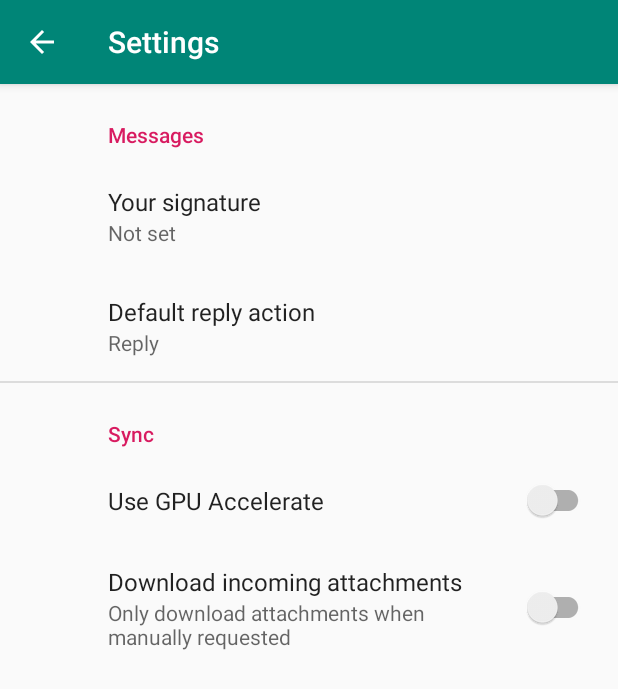
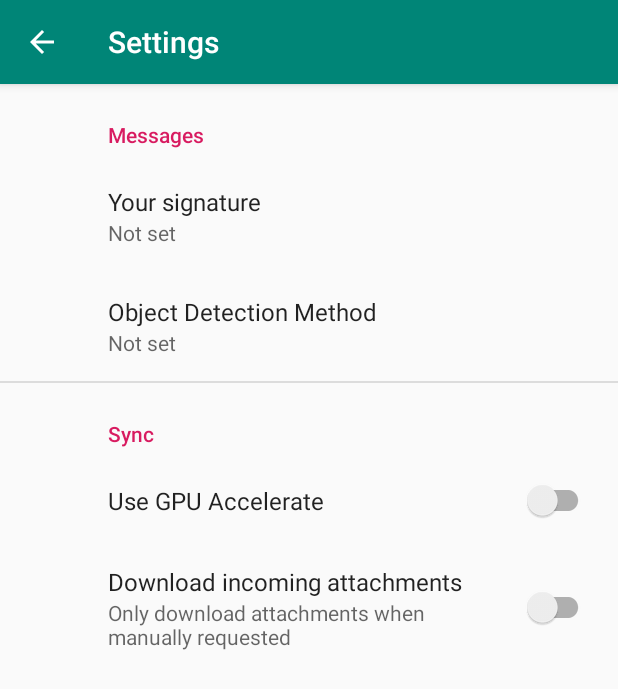
Before and after one commit to IronSublimate/NCNN_ObjectDetection, an Android app: the screen it shows after launch (SettingsActivity), after a tap on "BUTTON", on a phone screen of 412 x 824 dp. Shown: the top 689 px of the screen. Run offline under Robolectric (Android 15) with nearby library versions, the phone set to English and light mode, and no system bars; our stand-ins replace androidx.preference; libraries missing offline, so code that uses them is left out: androidx.camera.core, androidx.camera.extensions, androidx.camera.lifecycle, androidx.camera.view; 6 statements that could not run were skipped.

Commit message:
设置界面完成，在切换检测方法的时候会崩

```diff
--- a/app/build.gradle
+++ b/app/build.gradle
@@ -48,4 +48,6 @@ dependencies {
     implementation 'androidx.camera:camera-view:1.0.0-alpha12'
     implementation 'androidx.camera:camera-extensions:1.0.0-alpha12'
     implementation 'androidx.cardview:cardview:1.0.0'
+    implementation 'org.jetbrains:annotations:15.0'
+    implementation 'org.jetbrains:annotations:15.0'
 }
--- a/app/src/main/AndroidManifest.xml
+++ b/app/src/main/AndroidManifest.xml
@@ -15,7 +15,8 @@
             android:theme="@style/AppTheme">
         <activity
                 android:name=".SettingsActivity"
-                android:label="@string/title_activity_settings">
+                android:label="Settings"
+        >
         </activity>
         <activity android:name=".MainActivity">
             <intent-filter>
--- a/app/src/main/java/com/ironsublimate/ncnn_objectdetection/MainActivity.java
+++ b/app/src/main/java/com/ironsublimate/ncnn_objectdetection/MainActivity.java
@@ -1,6 +1,7 @@
 package com.ironsublimate.ncnn_objectdetection;
 
 import android.content.Intent;
+import android.content.SharedPreferences;
 import android.graphics.*;
 import android.os.*;
 import android.view.Window;
@@ -22,26 +23,39 @@ import android.util.Log;
 import android.view.View;
 import android.widget.Toast;
 
+import androidx.preference.PreferenceManager;
+import androidx.preference.SwitchPreference;
 import com.google.common.util.concurrent.ListenableFuture;
 
 import java.io.File;
+import java.util.ArrayList;
+import java.util.HashMap;
+import java.util.Map;
 import java.util.concurrent.ExecutionException;
 import java.util.concurrent.Executor;
 import java.util.concurrent.Executors;
 
 public class MainActivity extends AppCompatActivity {
 
+    public static final String detectMethodsIntentName = "DETECT_METHOD_INTENT";
     private static final String TAG = "MainActivity";
-    private  static final int settings_result_code=2;
-    private Executor executor = Executors.newSingleThreadExecutor();
-    private int REQUEST_CODE_PERMISSIONS = 1001;
+    private static final int settings_result_code = 2;
+    private final Executor executor = Executors.newSingleThreadExecutor();
+    private final int REQUEST_CODE_PERMISSIONS = 1001;
     //    private final String[] REQUIRED_PERMISSIONS = new String[]{"android.permission.CAMERA", "android.permission.WRITE_EXTERNAL_STORAGE"};
     private final String[] REQUIRED_PERMISSIONS = new String[]{"android.permission.CAMERA"};
 
     private ProcessCameraProvider cameraProvider = null;
     //    private NCNNDetector ncnnDetector = new MobilenetSSDNcnn();
     private NCNNDetector ncnnDetector = null;
-
+    //    private ArrayList<NCNNDetector> ncnnDetectors=new ArrayList<>();
+    private final HashMap<String, String> detectMethods = new HashMap<String, String>() {{
+        // method name : class name
+        //method name shows in GUI
+        //class name is used to reflect
+        put("MobileNet SSD", MobilenetSSDNcnn.class.getName());
+        put("YOLOv5", YoloV5Ncnn.class.getName());
+    }};
     //settings
     private boolean useGPU = false;
 
@@ -51,7 +65,7 @@ public class MainActivity extends AppCompatActivity {
 //    TextView textView1;
     Overlay overlay;
     Button button_setting;
-    volatile boolean isProcessing = false; //太sb了
+    volatile boolean isProcessing = false; //Too stupid
 
     @Override
     protected void onCreate(Bundle savedInstanceState) {
@@ -74,17 +88,12 @@ public class MainActivity extends AppCompatActivity {
 //        findViewById(R.id.previewView).bringToFront();
         button_setting.setOnClickListener((View view) -> {
             Intent intent = new Intent(this, SettingsActivity.class);
-            startActivityForResult(intent, settings_result_code);
+            intent.putExtra(detectMethodsIntentName, this.detectMethods);
+            startActivity(intent);
         });
+        PreferenceManager.setDefaultValues(this, R.xml.root_preferences, false);
         Log.d(TAG, "On Create");
 
-        if (ncnnDetector == null) {
-            ncnnDetector = new YoloV5Ncnn();
-            boolean ret_init = ncnnDetector.Init(getAssets());
-            if (!ret_init) {
-                Log.e("MainActivity", "mobilenetssdncnn Init failed");
-            }
-        }
 
         if (allPermissionsGranted()) {
             startCamera(); //start camera if permission has been granted by user
@@ -96,24 +105,53 @@ public class MainActivity extends AppCompatActivity {
 
     }
 
+    @Override
+    protected void onResume() {
+        super.onResume();
+        // Load  Preference
+
+        SharedPreferences sharedPreferences = PreferenceManager.getDefaultSharedPreferences(this);
+        this.useGPU = sharedPreferences.getBoolean(this.getResources().getString(R.string.useGPU), false);
+        String methodClassName = sharedPreferences.getString(this.getResources().getString(R.string.method_index), "");
+//        Toast.makeText(this,useGPU.toString(),Toast.LENGTH_SHORT).show();
+//        Toast.makeText(this,index,Toast.LENGTH_SHORT).show();
+
+//        if (ncnnDetector == null) {
+        //Choose a new detector in settings or first init detector
+        if (ncnnDetector == null || !ncnnDetector.getClass().getName().equals(methodClassName)) {
+            try {
+                waitCameraProcessFinished();
+                ncnnDetector = (NCNNDetector) (Class.forName(methodClassName).newInstance());
+            } catch (IllegalAccessException | InstantiationException | ClassNotFoundException e) {
+                e.printStackTrace();
+                return;
+            }
+        }
+//        ncnnDetector=new YoloV5Ncnn();
+        boolean ret_init = ncnnDetector.Init(getAssets());
+        if (!ret_init) {
+            Log.e(TAG, "mobilenetssdncnn Init failed");
+        }
+//        }
+    }
     //
-    @Override
-    protected void onActivityResult(int requestCode, int resultCode, Intent data) {
-        super.onActivityResult(requestCode, requestCode, data);
-        switch (requestCode) {
-            case settings_result_code:
-                if (resultCode == RESULT_OK) {
-                    this.useGPU = data.getBooleanExtra(this.getResources().getString(R.string.useGPU), false);
-                    Toast.makeText(MainActivity.this, "" + this.useGPU, Toast.LENGTH_SHORT).show();
-                    int method_index = data.getIntExtra(this.getResources().getString(R.string.method_index), -1);
-                    if (method_index >= 0) {
-                        Toast.makeText(MainActivity.this, "" + method_index, Toast.LENGTH_SHORT).show();
-                    }
-                }
-                break;
-            default:
-        }
-    }
+//    @Override
+//    protected void onActivityResult(int requestCode, int resultCode, Intent data) {
+//        super.onActivityResult(requestCode, requestCode, data);
+//        switch (requestCode) {
+//            case settings_result_code:
+//                if (resultCode == RESULT_OK) {
+//                    this.useGPU = data.getBooleanExtra(this.getResources().getString(R.string.useGPU), false);
+//                    Toast.makeText(MainActivity.this, "" + this.useGPU, Toast.LENGTH_SHORT).show();
+//                    int method_index = data.getIntExtra(this.getResources().getString(R.string.method_index), -1);
+//                    if (method_index >= 0) {
+//                        Toast.makeText(MainActivity.this, "" + method_index, Toast.LENGTH_SHORT).show();
+//                    }
+//                }
+//                break;
+//            default:
+//        }
+//    }
 
     @Override
     protected void onDestroy() {
@@ -121,8 +159,8 @@ public class MainActivity extends AppCompatActivity {
 //            imageAnalysis.clearAnalyzer();
 //
 //        }
-        while (isProcessing) {
-        } //image analyse时间过长，导致转屏的时候libc空指针异常崩溃
+        waitCameraProcessFinished();
+        //image analyse时间过长，导致转屏的时候libc空指针异常崩溃
 //        if (cameraProvider != null) {
 //            cameraProvider.unbindAll();
 //        }
@@ -258,6 +296,12 @@ public class MainActivity extends AppCompatActivity {
 //        });
     }
 
+    //will catch libc error if not wait for detection finished
+    private void waitCameraProcessFinished() {
+        while (isProcessing) {
+        }
+    }
+
     private Bitmap rotateBitmap(Bitmap origin, float alpha) {
         if (origin == null) {
             return null;
--- a/app/src/main/java/com/ironsublimate/ncnn_objectdetection/SettingsActivity.java
+++ b/app/src/main/java/com/ironsublimate/ncnn_objectdetection/SettingsActivity.java
@@ -10,16 +10,20 @@ import androidx.appcompat.app.ActionBar;
 import androidx.appcompat.app.AppCompatActivity;
 import androidx.preference.*;
 
+import java.util.HashMap;
 import java.util.List;
 
 public class SettingsActivity extends AppCompatActivity {
-    private static String TAG = "SettingsActivity";
+    private static final String TAG = "SettingsActivity";
+    public static final String KEY_SWITCH_USE_GPU = "switch_useGPU";
     private static ListPreference listPreference = null;
     private static SwitchPreferenceCompat useGPU = null;
 
+    private static HashMap<String,String> methodMap=null;
     @Override
     protected void onCreate(Bundle savedInstanceState) {
         super.onCreate(savedInstanceState);
+        methodMap=(HashMap<String, String>)(this.getIntent().getSerializableExtra(MainActivity.detectMethodsIntentName));
         setContentView(R.layout.settings_activity);
         getSupportFragmentManager()
                 .beginTransaction()
@@ -40,12 +44,18 @@ public class SettingsActivity extends AppCompatActivity {
         public void onCreatePreferences(Bundle savedInstanceState, String rootKey) {
             setPreferencesFromResource(R.xml.root_preferences, rootKey);
             PreferenceManager manager = getPreferenceManager();
-            listPreference = manager.findPreference("reply");
-            useGPU = manager.findPreference(this.getString(R.string.useGPU));
-            if (listPreference == null || useGPU == null) {
-                Log.e(TAG, "Cannot find Preference");
-                return;
-            }
+            ListPreference listPreference = manager.findPreference(this.getResources().getString(R.string.method_index));
+
+//            listPreference.setEntries(new String[]{"name hyx123567","name hyx456123"});
+//            listPreference.setEntryValues(new String[]{"MobileNet SSD","YOLOv5"});
+//            listPreference.setDefaultValue("YOLOv5");
+            listPreference.setEntries(methodMap.keySet().toArray(new String[0]));
+            listPreference.setEntryValues(methodMap.values().toArray(new String[0]));
+//            useGPU = manager.findPreference(KEY_SWITCH_USE_GPU);
+//            if (listPreference == null || useGPU == null) {
+//                Log.e(TAG, "Cannot find Preference");
+//                return;
+//            }
 //            listPreference.setEntries();
 //            String s=listPreference.getValue();
 //            Log.i(TAG,s);
@@ -62,7 +72,7 @@ public class SettingsActivity extends AppCompatActivity {
     @Override
     public boolean onOptionsItemSelected(MenuItem item) {
         if (item.getItemId() == android.R.id.home) {
-            returnMain();
+            //returnMain();
             finish();
             return true;
         }
@@ -71,7 +81,7 @@ public class SettingsActivity extends AppCompatActivity {
 
     @Override
     public void onBackPressed() {
-        returnMain();
+        //returnMain();
         super.onBackPressed();
     }
 //    @Override
--- a/app/src/main/res/values/strings.xml
+++ b/app/src/main/res/values/strings.xml
@@ -9,7 +9,7 @@
 
     <!-- Messages Preferences -->
     <string name="signature_title">Your signature</string>
-    <string name="reply_title">Default reply action</string>
+    <string name="reply_title">Object Detection Method</string>
 
     <!-- Sync Preferences -->
     <string name="sync_title">Use GPU Accelerate</string>
--- a/app/src/main/res/xml/root_preferences.xml
+++ b/app/src/main/res/xml/root_preferences.xml
@@ -25,14 +25,17 @@
                 app:title="@string/signature_title"
                 app:useSimpleSummaryProvider="true"/>
 
+<!--        <ListPreference-->
+<!--                app:key="@string/method_index"-->
+<!--                app:title="@string/reply_title"-->
+<!--                app:entries="@array/reply_entries"-->
+<!--                app:entryValues="@array/reply_values"-->
+<!--                app:defaultValue="reply"-->
+<!--                app:useSimpleSummaryProvider="true" android:id="@+id/list_method"/>-->
         <ListPreference
-                app:key="reply"
+                app:key="@string/method_index"
                 app:title="@string/reply_title"
-                app:entries="@array/reply_entries"
-                app:entryValues="@array/reply_values"
-                app:defaultValue="reply"
                 app:useSimpleSummaryProvider="true" android:id="@+id/list_method"/>
-
     </PreferenceCategory>
 
     <PreferenceCategory
```
